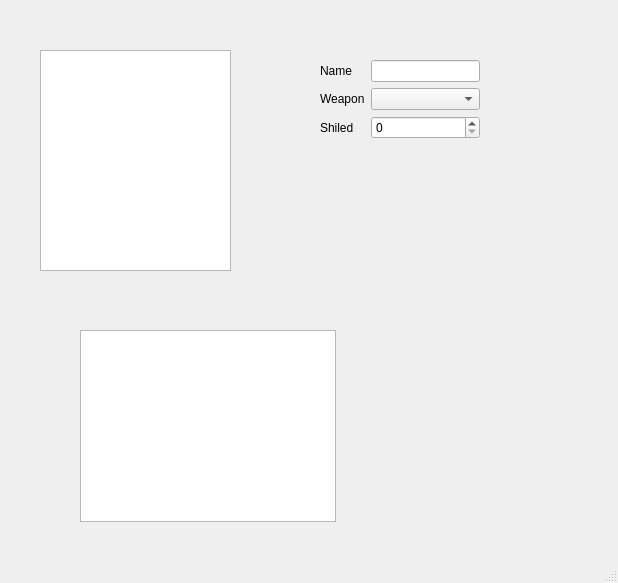
First picture: the form in CombattantPython/MainWindow.ui, repository TVPDamienL/CombattantQT, before the edit.
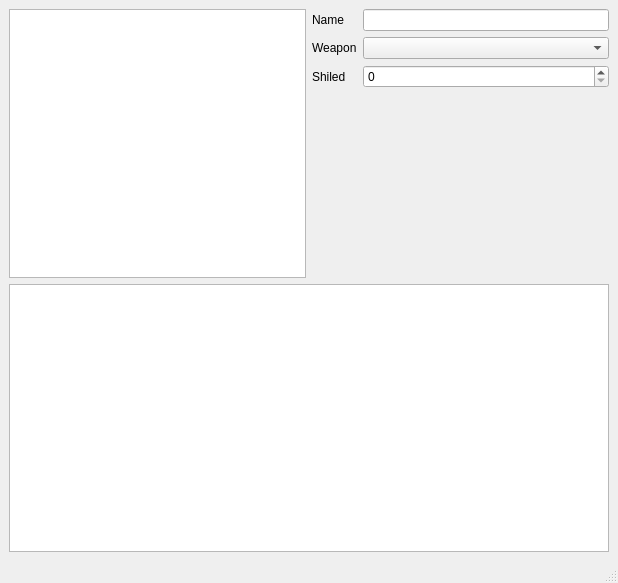
Second picture: the form after the edit.

What changed in the file:
```diff
--- a/CombattantPython/MainWindow.ui
+++ b/CombattantPython/MainWindow.ui
@@ -14,25 +14,11 @@
    <string>MainWindow</string>
   </property>
   <widget class="QWidget" name="centralwidget">
-   <widget class="QListView" name="mainList">
-    <property name="geometry">
-     <rect>
-      <x>40</x>
-      <y>50</y>
-      <width>191</width>
-      <height>221</height>
-     </rect>
-    </property>
-   </widget>
-   <widget class="QWidget" name="formLayoutWidget">
-    <property name="geometry">
-     <rect>
-      <x>320</x>
-      <y>60</y>
-      <width>160</width>
-      <height>80</height>
-     </rect>
-    </property>
+   <layout class="QGridLayout" name="gridLayout">
+    <item row="0" column="0">
+     <widget class="QListView" name="mainList"/>
+    </item>
+    <item row="0" column="1">
     <layout class="QFormLayout" name="formLayout">
      <item row="0" column="0">
       <widget class="QLabel" name="nameLabel">
@@ -65,17 +51,11 @@
       <widget class="QSpinBox" name="shiledSpinBox"/>
      </item>
     </layout>
-   </widget>
-   <widget class="QTreeView" name="treeView">
-    <property name="geometry">
-     <rect>
-      <x>80</x>
-      <y>330</y>
-      <width>256</width>
-      <height>192</height>
-     </rect>
-    </property>
-   </widget>
+    </item>
+    <item row="1" column="0" colspan="2">
+     <widget class="QTreeView" name="treeView"/>
+    </item>
+   </layout>
   </widget>
   <widget class="QMenuBar" name="menubar">
    <property name="geometry">
```
Left out of the diff: 2 changed lines with no effect on the pictures. Lines whose indentation alone changed are shown as unchanged.
